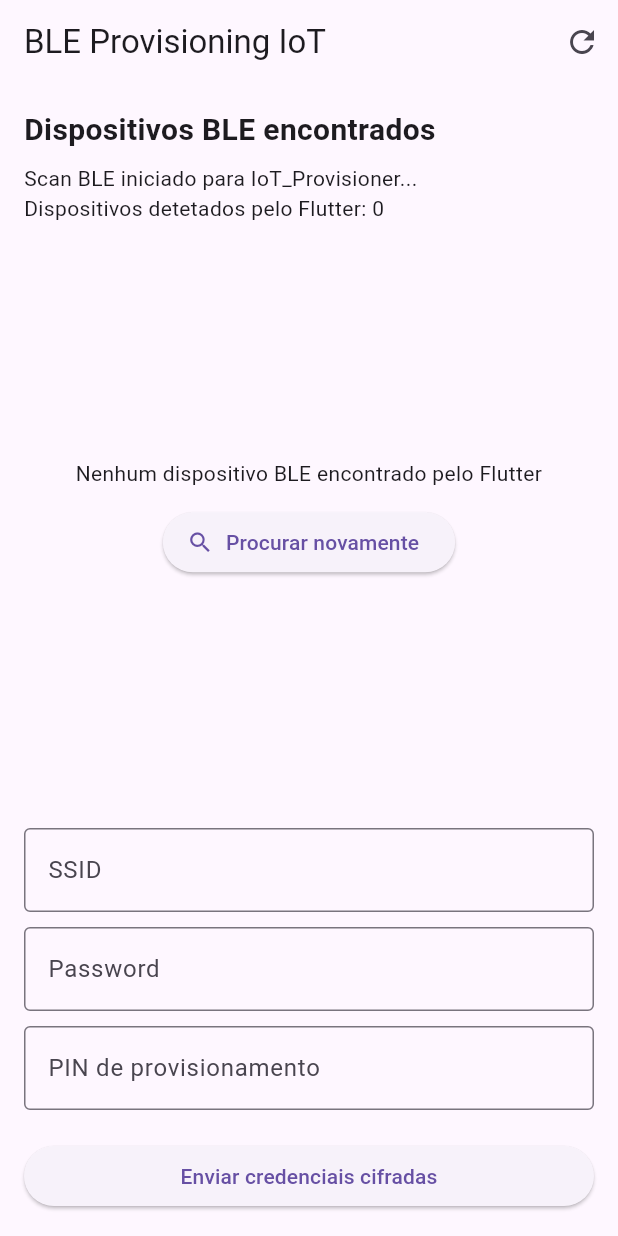
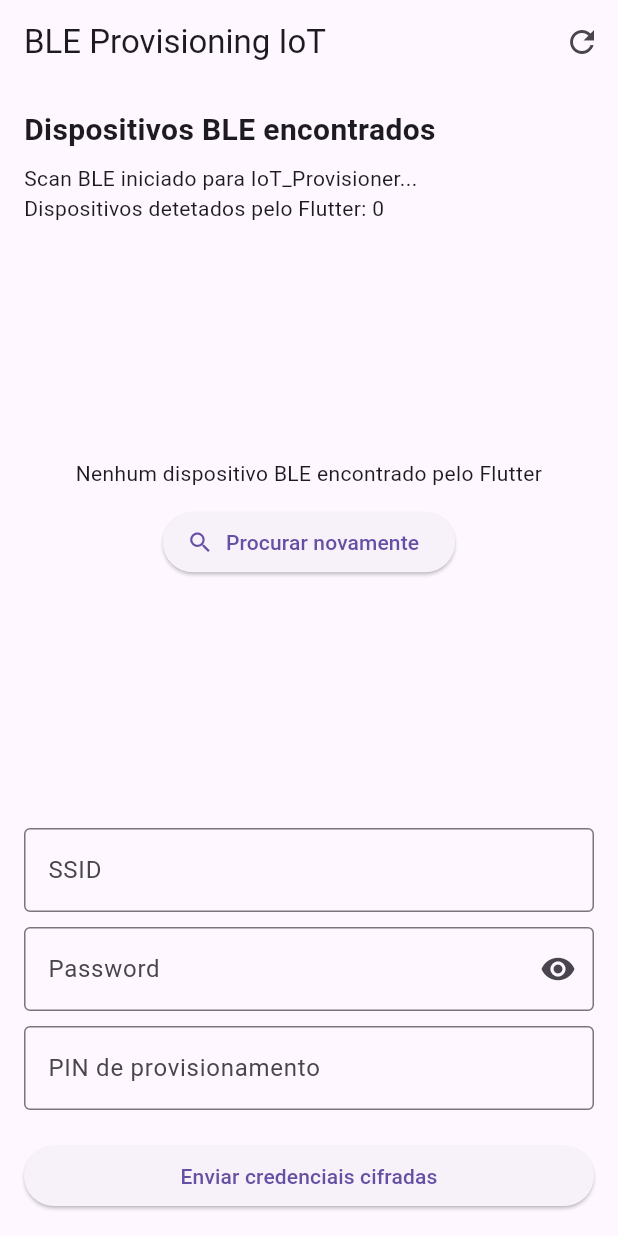
Before and after one commit to gabrielSantos24/ble_service_app, a Flutter app: the screen it shows after launch, on a phone screen of 412 x 824 dp. Run offline on Flutter 3.47's test engine with Material 3 defaults, Android fonts, the phone set to English and light mode, and no system bars; our stand-ins replace flutter_blue_plus, permission_handler; missing offline and left inert: encrypt, pointycastle.

Commit message:
cena da pass

```diff
--- a/Desktop/Escola/iot_ble_provisioning/lib/home_page.dart
+++ b/Desktop/Escola/iot_ble_provisioning/lib/home_page.dart
@@ -24,6 +24,7 @@ class _HomePageState extends State<HomePage> {
   String statusMessage = 'A procurar dispositivos BLE perto de si...';
   bool isConnecting = false;
   bool isSending = false;
+  bool isPasswordVisible = false;
 
   @override
   void initState() {
@@ -139,8 +140,8 @@ class _HomePageState extends State<HomePage> {
                       final deviceName = device.platformName.isNotEmpty
                           ? device.platformName
                           : result.advertisementData.advName.isNotEmpty
-                              ? result.advertisementData.advName
-                              : 'Dispositivo desconhecido';
+                          ? result.advertisementData.advName
+                          : 'Dispositivo desconhecido';
 
                       final isSelected =
                           selectedDevice?.remoteId == device.remoteId;
@@ -196,8 +197,7 @@ class _HomePageState extends State<HomePage> {
 
                                     setState(() {
                                       selectedDevice = device;
-                                      statusMessage =
-                                          'Ligado a $deviceName';
+                                      statusMessage = 'Ligado a $deviceName';
                                     });
                                   } catch (e) {
                                     if (!mounted) {
@@ -243,11 +243,24 @@ class _HomePageState extends State<HomePage> {
 
             TextField(
               controller: passwordController,
-              decoration: const InputDecoration(
+              decoration: InputDecoration(
                 labelText: 'Password',
-                border: OutlineInputBorder(),
+                border: const OutlineInputBorder(),
+                suffixIcon: IconButton(
+                  onPressed: () {
+                    setState(() {
+                      isPasswordVisible = !isPasswordVisible;
+                    });
+                  },
+                  icon: Icon(
+                    isPasswordVisible ? Icons.visibility_off : Icons.visibility,
+                  ),
+                  tooltip: isPasswordVisible
+                      ? 'Ocultar password'
+                      : 'Mostrar password',
+                ),
               ),
-              obscureText: true,
+              obscureText: !isPasswordVisible,
             ),
 
             const SizedBox(height: 10),
```
